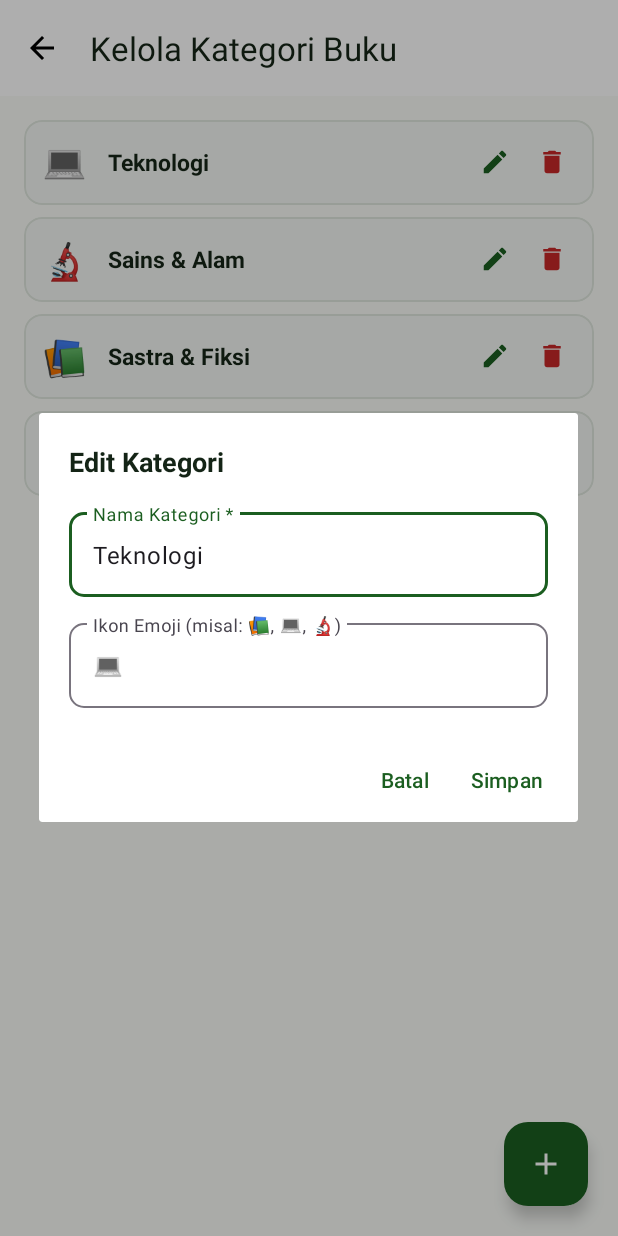
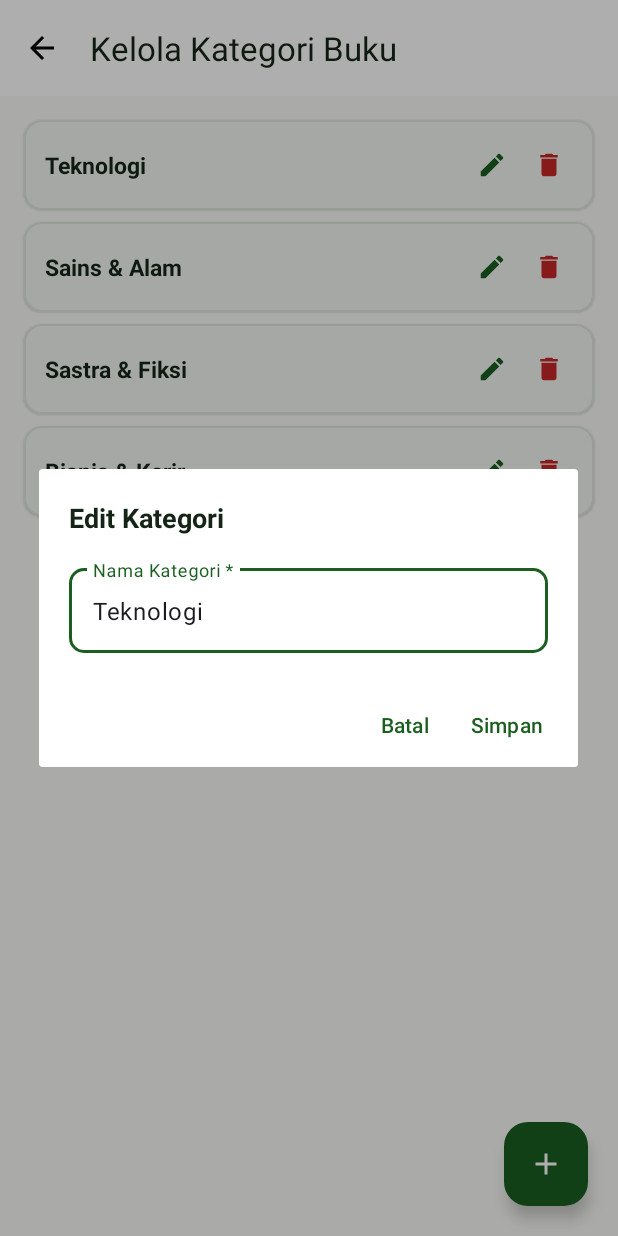
Before and after one commit to jackalwyssad/E-Pustaka, an Android app: the ManageCategoriesActivity screen opened directly, with no data from a screen before it, after a tap on an icon or button, on a phone screen of 412 x 824 dp. Run offline under Robolectric (Android 15) with nearby library versions, the phone set to English and light mode, and no system bars; our stand-ins replace Firebase (no records; nobody signed in at launch, a user with empty details on screens opened directly).

Commit message:
Apply anti-slop UI cleanup: remove category emojis and generic AI copy

```diff
--- a/app/src/main/java/com/example/perpustakaan2/adapter/CategoryChipAdapter.kt
+++ b/app/src/main/java/com/example/perpustakaan2/adapter/CategoryChipAdapter.kt
@@ -29,7 +29,7 @@ class CategoryChipAdapter(
     override fun onBindViewHolder(holder: CategoryViewHolder, position: Int) {
         if (position == 0) {
             val isSelected = selectedCategoryId == null
-            holder.binding.tvCategoryChip.text = "📚 Semua"
+            holder.binding.tvCategoryChip.text = "Semua"
             updateChipStyle(holder.binding, isSelected)
             holder.binding.tvCategoryChip.setOnClickListener {
                 selectedCategoryId = null
@@ -39,7 +39,7 @@ class CategoryChipAdapter(
         } else {
             val category = categories[position - 1]
             val isSelected = selectedCategoryId == category.id
-            holder.binding.tvCategoryChip.text = "${category.iconEmoji} ${category.namaKategori}"
+            holder.binding.tvCategoryChip.text = category.namaKategori
             updateChipStyle(holder.binding, isSelected)
             holder.binding.tvCategoryChip.setOnClickListener {
                 selectedCategoryId = if (selectedCategoryId == category.id) null else category.id
--- a/app/src/main/java/com/example/perpustakaan2/adapter/ManageCategoryAdapter.kt
+++ b/app/src/main/java/com/example/perpustakaan2/adapter/ManageCategoryAdapter.kt
@@ -17,7 +17,6 @@ class ManageCategoryAdapter(
         RecyclerView.ViewHolder(binding.root) {
 
         fun bind(category: Category) {
-            binding.tvCategoryEmoji.text = category.icon.ifBlank { "📚" }
             binding.tvCategoryName.text = category.name
 
             binding.btnEditCategory.setOnClickListener { onEditClick(category) }
--- a/app/src/main/java/com/example/perpustakaan2/data/model/Category.kt
+++ b/app/src/main/java/com/example/perpustakaan2/data/model/Category.kt
@@ -5,7 +5,7 @@ import com.google.firebase.firestore.DocumentSnapshot
 data class Category(
     val id: String = "",
     val namaKategori: String = "",
-    val iconEmoji: String = "📚"
+    val iconEmoji: String = ""
 ) {
     val name: String get() = namaKategori
     val icon: String get() = iconEmoji
@@ -16,7 +16,7 @@ data class Category(
             return Category(
                 id = doc.id,
                 namaKategori = data["namaKategori"]?.toString() ?: "",
-                iconEmoji = data["iconEmoji"]?.toString()?.ifBlank { "📚" } ?: "📚"
+                iconEmoji = data["iconEmoji"]?.toString() ?: ""
             )
         }
     }
--- a/app/src/main/java/com/example/perpustakaan2/ui/ManageCategoriesActivity.kt
+++ b/app/src/main/java/com/example/perpustakaan2/ui/ManageCategoriesActivity.kt
@@ -70,14 +70,12 @@ class ManageCategoriesActivity : AppCompatActivity() {
         if (isEdit) {
             dialogBinding.tvDialogCategoryTitle.text = "Edit Kategori"
             dialogBinding.etDialogCategoryName.setText(existing!!.namaKategori)
-            dialogBinding.etDialogCategoryEmoji.setText(existing.iconEmoji)
         }
 
         AlertDialog.Builder(this)
             .setView(dialogBinding.root)
             .setPositiveButton("Simpan") { _, _ ->
                 val name = dialogBinding.etDialogCategoryName.text.toString().trim()
-                val icon = dialogBinding.etDialogCategoryEmoji.text.toString().trim().ifBlank { "📚" }
 
                 if (name.isEmpty()) {
                     Toast.makeText(this, "Nama kategori tidak boleh kosong", Toast.LENGTH_SHORT).show()
@@ -86,9 +84,9 @@ class ManageCategoriesActivity : AppCompatActivity() {
 
                 lifecycleScope.launch {
                     val res = if (isEdit) {
-                        categoryRepository.updateCategory(existing!!.copy(namaKategori = name, iconEmoji = icon))
+                        categoryRepository.updateCategory(existing!!.copy(namaKategori = name, iconEmoji = ""))
                     } else {
-                        categoryRepository.addCategory(Category(namaKategori = name, iconEmoji = icon))
+                        categoryRepository.addCategory(Category(namaKategori = name, iconEmoji = ""))
                     }
 
                     res.fold(
--- a/app/src/main/java/com/example/perpustakaan2/ui/fragment/HomeFragment.kt
+++ b/app/src/main/java/com/example/perpustakaan2/ui/fragment/HomeFragment.kt
@@ -97,16 +97,16 @@ class HomeFragment : Fragment() {
                 val res = authRepository.getUserProfile(currentUser.uid)
                 res.fold(
                     onSuccess = { user ->
-                        binding.tvGreeting.text = "Halo, ${user.nama.ifBlank { "Pembaca" }}! 👋"
+                        binding.tvGreeting.text = "Halo, ${user.nama.ifBlank { "Pembaca" }}"
                         binding.tvStreakDays.text = "${user.streakHari} Hari"
                     },
                     onFailure = {
-                        binding.tvGreeting.text = "Halo, ${currentUser.displayName ?: "Pembaca"}! 👋"
+                        binding.tvGreeting.text = "Halo, ${currentUser.displayName ?: "Pembaca"}"
                     }
                 )
             }
         } else {
-            binding.tvGreeting.text = "Halo, Tamu! 👋"
+            binding.tvGreeting.text = "Halo, Tamu"
             binding.tvStreakDays.text = "0 Hari"
         }
 
--- a/app/src/main/res/layout/activity_book_detail.xml
+++ b/app/src/main/res/layout/activity_book_detail.xml
@@ -314,7 +314,7 @@
                         android:layout_width="match_parent"
                         android:layout_height="wrap_content"
                         android:layout_marginTop="6dp"
-                        android:text="🕒 0 pembaca sedang dalam antrian pinjam."
+                        android:text="0 pembaca sedang dalam antrian pinjam."
                         android:textColor="@color/text_secondary"
                         android:textSize="11sp" />
 
@@ -323,7 +323,7 @@
                         android:layout_width="match_parent"
                         android:layout_height="wrap_content"
                         android:layout_marginTop="2dp"
-                        android:text="⚡ Tersedia 3 slot Sesi Kilat (bisa langsung baca 2 jam tanpa antri)."
+                        android:text="Tersedia 3 slot Sesi Kilat (langsung baca 2 jam tanpa antri)."
                         android:textColor="@color/primary"
                         android:textSize="11sp"
                         android:textStyle="bold" />
--- a/app/src/main/res/layout/activity_login.xml
+++ b/app/src/main/res/layout/activity_login.xml
@@ -121,7 +121,7 @@
             android:layout_width="wrap_content"
             android:layout_height="wrap_content"
             android:layout_marginTop="8dp"
-            android:text="🔑 Gunakan Akun Admin Bawaan (admin@epustaka.com)"
+            android:text="Masuk Cepat sebagai Admin (admin@epustaka.com)"
             android:textColor="@color/secondary"
             android:textSize="12sp" />
 
--- a/app/src/main/res/layout/dialog_category.xml
+++ b/app/src/main/res/layout/dialog_category.xml
@@ -33,23 +33,4 @@
             android:singleLine="true" />
     </com.google.android.material.textfield.TextInputLayout>
 
-    <com.google.android.material.textfield.TextInputLayout
-        style="@style/Widget.Material3.TextInputLayout.OutlinedBox"
-        android:layout_width="match_parent"
-        android:layout_height="wrap_content"
-        android:layout_marginTop="12dp"
-        android:hint="Ikon Emoji (misal: 📚, 💻, 🔬)"
-        app:boxCornerRadiusBottomEnd="10dp"
-        app:boxCornerRadiusBottomStart="10dp"
-        app:boxCornerRadiusTopEnd="10dp"
-        app:boxCornerRadiusTopStart="10dp">
-
-        <com.google.android.material.textfield.TextInputEditText
-            android:id="@+id/etDialogCategoryEmoji"
-            android:layout_width="match_parent"
-            android:layout_height="wrap_content"
-            android:text="📚"
-            android:singleLine="true" />
-    </com.google.android.material.textfield.TextInputLayout>
-
 </LinearLayout>
--- a/app/src/main/res/layout/fragment_home.xml
+++ b/app/src/main/res/layout/fragment_home.xml
@@ -50,7 +50,7 @@
                                 android:id="@+id/tvGreeting"
                                 android:layout_width="wrap_content"
                                 android:layout_height="wrap_content"
-                                android:text="Halo, Pembaca! 👋"
+                                android:text="Halo, Pembaca"
                                 android:textColor="@color/text_primary"
                                 android:textSize="18sp"
                                 android:textStyle="bold" />
@@ -168,7 +168,7 @@
                     android:layout_height="wrap_content"
                     android:layout_marginStart="20dp"
                     android:layout_marginTop="20dp"
-                    android:text="🔥 Terpopuler di E-Pustaka"
+                    android:text="Buku Terpopuler"
                     android:textColor="@color/text_primary"
                     android:textSize="16sp"
                     android:textStyle="bold" />
@@ -191,7 +191,7 @@
                 android:layout_height="wrap_content"
                 android:layout_marginStart="20dp"
                 android:layout_marginTop="20dp"
-                android:text="📖 Koleksi Buku"
+                android:text="Koleksi Buku"
                 android:textColor="@color/text_primary"
                 android:textSize="16sp"
                 android:textStyle="bold" />
--- a/app/src/main/res/layout/item_category_chip.xml
+++ b/app/src/main/res/layout/item_category_chip.xml
@@ -7,9 +7,9 @@
     android:background="@drawable/bg_chip"
     android:clickable="true"
     android:focusable="true"
-    android:paddingHorizontal="14dp"
+    android:paddingHorizontal="16dp"
     android:paddingVertical="8dp"
-    android:text="💻 Teknologi"
+    android:text="Teknologi"
     android:textColor="@color/text_primary"
-    android:textSize="12sp"
+    android:textSize="13sp"
     android:textStyle="normal" />
--- a/app/src/main/res/layout/item_category_manage.xml
+++ b/app/src/main/res/layout/item_category_manage.xml
@@ -15,20 +15,12 @@
         android:layout_height="wrap_content"
         android:gravity="center_vertical"
         android:orientation="horizontal"
-        android:padding="12dp">
-
-        <TextView
-            android:id="@+id/tvCategoryEmoji"
-            android:layout_width="wrap_content"
-            android:layout_height="wrap_content"
-            android:text="📚"
-            android:textSize="24sp" />
+        android:padding="14dp">
 
         <TextView
             android:id="@+id/tvCategoryName"
             android:layout_width="0dp"
             android:layout_height="wrap_content"
-            android:layout_marginStart="14dp"
             android:layout_weight="1"
             android:text="Nama Kategori"
             android:textColor="@color/text_primary"
```
Also changed, not shown: app/src/main/java/com/example/perpustakaan2/util/DummyData.kt (+4 -4 lines), 1 other file.
